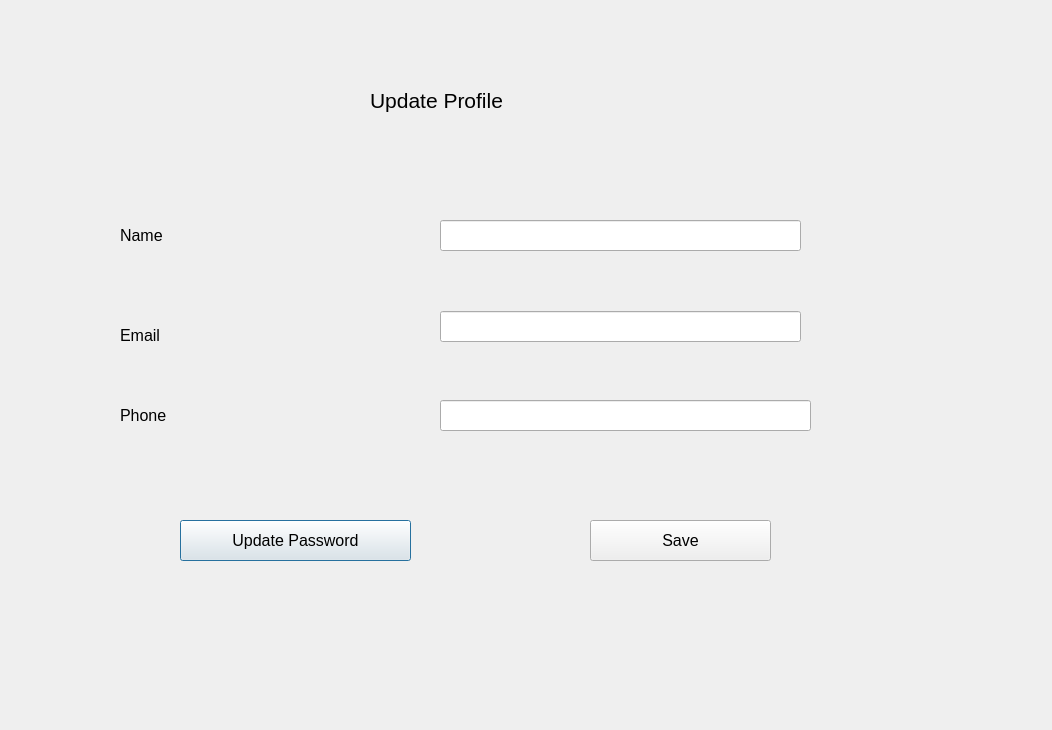
First picture: the form in Project/Python Files/UIFiles/UpdateProfileDialog.ui, repository Parth-05/DATA-225-Final-Project, before the edit.
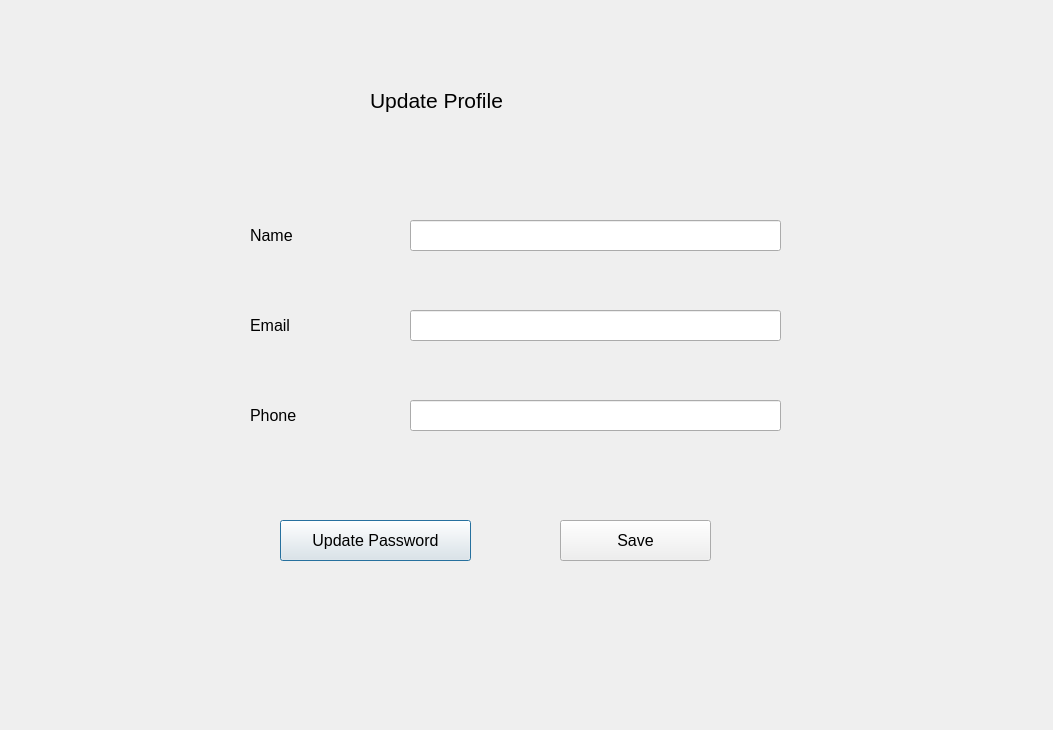
Second picture: the form after the edit.

```diff
--- a/Project/Python Files/UIFiles/UpdateProfileDialog.ui
+++ b/Project/Python Files/UIFiles/UpdateProfileDialog.ui
@@ -6,7 +6,7 @@
    <rect>
     <x>0</x>
     <y>0</y>
-    <width>1052</width>
+    <width>1053</width>
     <height>730</height>
    </rect>
   </property>
@@ -34,7 +34,7 @@
   <widget class="QLabel" name="nameLabel">
    <property name="geometry">
     <rect>
-     <x>120</x>
+     <x>250</x>
      <y>210</y>
      <width>141</width>
      <height>51</height>
@@ -52,8 +52,8 @@
   <widget class="QLabel" name="emailLabel">
    <property name="geometry">
     <rect>
-     <x>120</x>
-     <y>320</y>
+     <x>250</x>
+     <y>310</y>
      <width>141</width>
      <height>31</height>
     </rect>
@@ -70,7 +70,7 @@
   <widget class="QLabel" name="phoneLabel">
    <property name="geometry">
     <rect>
-     <x>120</x>
+     <x>250</x>
      <y>400</y>
      <width>111</width>
      <height>31</height>
@@ -88,9 +88,9 @@
   <widget class="QPushButton" name="updatePasswordBtn">
    <property name="geometry">
     <rect>
-     <x>180</x>
+     <x>280</x>
      <y>520</y>
-     <width>231</width>
+     <width>191</width>
      <height>41</height>
     </rect>
    </property>
@@ -106,9 +106,9 @@
   <widget class="QLineEdit" name="nameTextField">
    <property name="geometry">
     <rect>
-     <x>440</x>
+     <x>410</x>
      <y>220</y>
-     <width>361</width>
+     <width>371</width>
      <height>31</height>
     </rect>
    </property>
@@ -116,9 +116,9 @@
   <widget class="QLineEdit" name="emailTextField">
    <property name="geometry">
     <rect>
-     <x>440</x>
-     <y>311</y>
-     <width>361</width>
+     <x>410</x>
+     <y>310</y>
+     <width>371</width>
      <height>31</height>
     </rect>
    </property>
@@ -126,7 +126,7 @@
   <widget class="QLineEdit" name="phoneTextField">
    <property name="geometry">
     <rect>
-     <x>440</x>
+     <x>410</x>
      <y>400</y>
      <width>371</width>
      <height>31</height>
@@ -136,9 +136,9 @@
   <widget class="QPushButton" name="saveBtn">
    <property name="geometry">
     <rect>
-     <x>590</x>
+     <x>560</x>
      <y>520</y>
-     <width>181</width>
+     <width>151</width>
      <height>41</height>
     </rect>
    </property>
```
